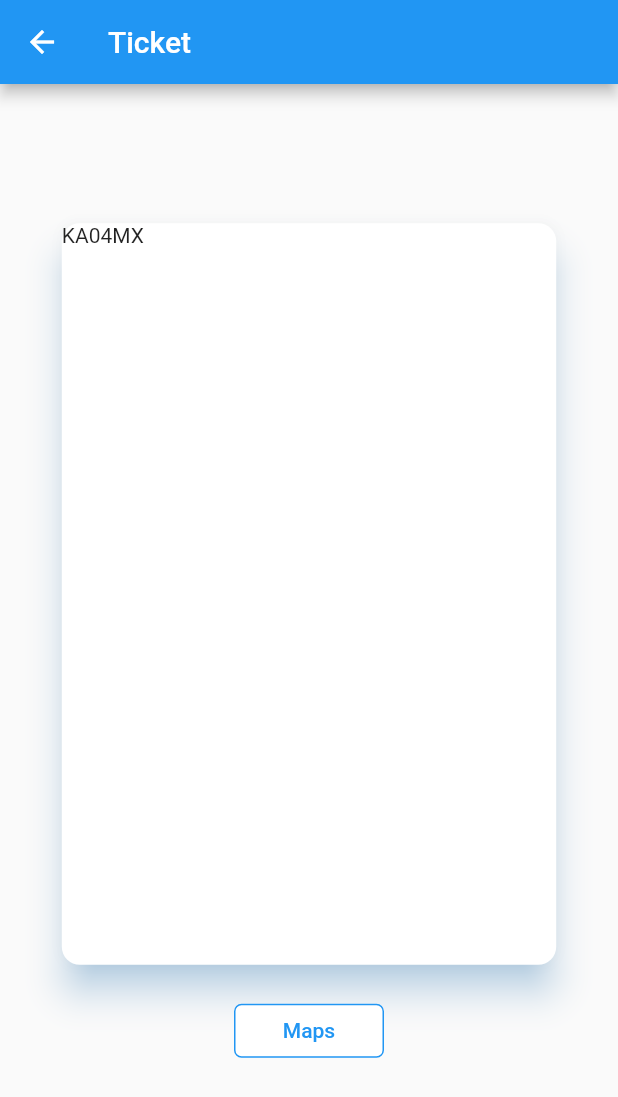
After one commit to darsh0230/BusPay, a Flutter app: the TicketScreen screen opened by its route, on a phone screen of 412 x 824 dp. The commit adds this screen. Shown: the top 1097 px of the screen. Run offline on Flutter 3.47's test engine with Material 2 defaults, Android fonts, the phone set to English and light mode, and no system bars; our stand-ins replace cloud_firestore, firebase_core, google_maps_flutter, location, timeline_tile; missing offline and left inert: qr_code_scanner; accounts and stored records are empty.

Commit message:
added ticket page

```diff
--- /dev/null
+++ b/lib/screens/ticket.dart
@@ -0,0 +1,66 @@
+import 'package:flutter/material.dart';
+
+class TicketScreen extends StatefulWidget {
+  const TicketScreen({Key? key}) : super(key: key);
+
+  @override
+  _TicketScreenState createState() => _TicketScreenState();
+}
+
+class _TicketScreenState extends State<TicketScreen> {
+  @override
+  Widget build(BuildContext context) {
+    return Scaffold(
+      appBar: AppBar(
+        title: Text('Ticket'),
+      ),
+      body: Container(
+        width: MediaQuery.of(context).size.width,
+        child: Column(
+          mainAxisAlignment: MainAxisAlignment.center,
+          crossAxisAlignment: CrossAxisAlignment.center,
+          children: [
+            Material(
+              color: Colors.white,
+              elevation: 10.0,
+              borderRadius: BorderRadius.circular(12.0),
+              shadowColor: Color(0x802196F3),
+              child: Container(
+                width: MediaQuery.of(context).size.width * 0.8,
+                height: MediaQuery.of(context).size.height * 0.6,
+                // margin: ,
+                child: Text('KA04MX'),
+              ),
+            ),
+            Padding(
+              padding: const EdgeInsets.all(20.0),
+              child: SizedBox(
+                width: 100.0,
+                child: TextButton(
+                    style: ButtonStyle(
+                        shape:
+                            MaterialStateProperty.all<RoundedRectangleBorder>(
+                          RoundedRectangleBorder(
+                              borderRadius: BorderRadius.circular(5.0),
+                              side: BorderSide(color: Colors.blue)),
+                        ),
+                        backgroundColor:
+                            MaterialStateProperty.all<Color>(Colors.white),
+                        foregroundColor:
+                            MaterialStateProperty.all<Color>(Colors.blue)),
+                    onPressed: () {
+                      Navigator.of(context).pop();
+                    },
+                    child: Container(
+                        // width: 90.0,
+                        // height: 40.0,
+                        // color: Colors.amber,
+                        child: Text('Maps'))),
+              ),
+            )
+          ],
+        ),
+      ),
+    );
+  }
+}
--- a/pubspec.yaml
+++ b/pubspec.yaml
@@ -34,6 +34,8 @@ dependencies:
   cloud_firestore: ^2.5.4
 
   timeline_tile: ^2.0.0
+
+  provider: ^6.0.1
 
   # The following adds the Cupertino Icons font to your application.
   # Use with the CupertinoIcons class for iOS style icons.
```
Also changed, not shown: lib/main.dart (+8 -2 lines), lib/providers/route_provider.dart (added, +13 -0 lines), lib/screens/map_screen.dart (+8 -1 lines), lib/screens/routes.dart (+11 -4 lines), pubspec.lock.
